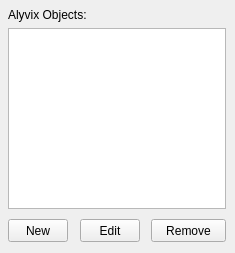
alyvix/alyvix, file alyvix/extra/robotide/qt_ui/alyvix_object_selection_view.ui: the form before one commit.
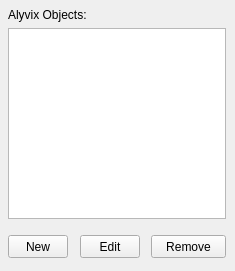
The form after the commit.

What changed in the file:
```diff
--- a/alyvix/extra/robotide/qt_ui/alyvix_object_selection_view.ui
+++ b/alyvix/extra/robotide/qt_ui/alyvix_object_selection_view.ui
@@ -7,7 +7,7 @@
     <x>0</x>
     <y>0</y>
     <width>235</width>
-    <height>253</height>
+    <height>271</height>
    </rect>
   </property>
   <property name="windowTitle">
@@ -19,7 +19,7 @@
      <x>8</x>
      <y>28</y>
      <width>218</width>
-     <height>181</height>
+     <height>191</height>
     </rect>
    </property>
   </widget>
@@ -27,7 +27,7 @@
    <property name="geometry">
     <rect>
      <x>8</x>
-     <y>219</y>
+     <y>235</y>
      <width>60</width>
      <height>23</height>
     </rect>
@@ -40,7 +40,7 @@
    <property name="geometry">
     <rect>
      <x>80</x>
-     <y>219</y>
+     <y>235</y>
      <width>60</width>
      <height>23</height>
     </rect>
@@ -53,7 +53,7 @@
    <property name="geometry">
     <rect>
      <x>151</x>
-     <y>219</y>
+     <y>235</y>
      <width>75</width>
      <height>23</height>
     </rect>
```
Left out of the diff: 33 changed lines with no effect on the pictures.
